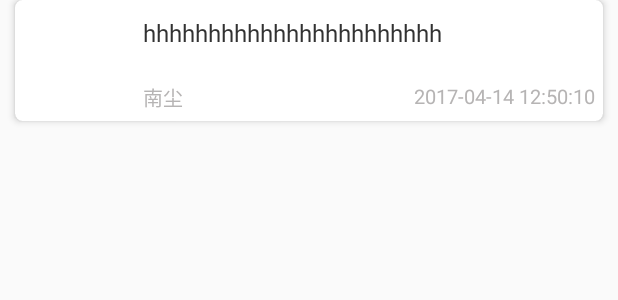
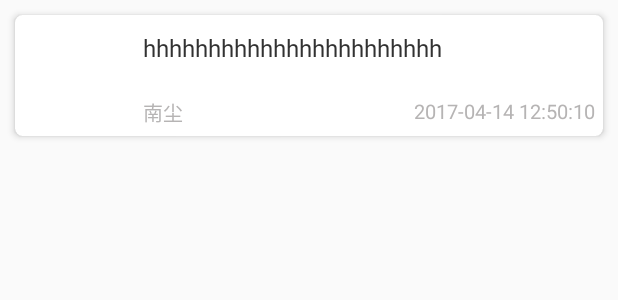
Before and after one commit to gmgw0909/MyApplication, an Android app: the layout item_category.xml on its own in the app's theme, with its tools: preview values and no code run, on a phone screen of 412 x 824 dp. Shown: the top 300 px of the screen. Run offline under Robolectric (Android 15) with nearby library versions, the phone set to English and light mode, and no system bars.

Commit message:
完善福利页面

```diff
--- a/app/src/main/java/com/example/lena/myapplication/widget/RecyclerViewDivider.java
+++ b/app/src/main/java/com/example/lena/myapplication/widget/RecyclerViewDivider.java
@@ -16,7 +16,7 @@ import com.example.lena.myapplication.R;
 
 public class RecyclerViewDivider extends RecyclerView.ItemDecoration {
     private Drawable mDivider;
-    private int mDividerHeight = 20;//分割线高度，默认为px
+    private int mDividerHeight = 0;//分割线高度，默认为px
     private int mOrientation;//列表的方向：LinearLayoutManager.VERTICAL或LinearLayoutManager.HORIZONTAL
 //    private static final int[] ATTRS = new int[]{android.R.attr.listDivider};
 
--- a/app/src/main/res/layout/fragment_photos_list.xml
+++ b/app/src/main/res/layout/fragment_photos_list.xml
@@ -8,8 +8,7 @@
     <com.example.lena.myapplication.widget.RecyclerViewWithFooter.RecyclerViewWithFooter
         android:id="@+id/recyclerView"
         android:layout_width="match_parent"
-        android:layout_height="match_parent"
-        android:paddingTop="10dp" />
+        android:layout_height="match_parent" />
 
 
 </android.support.v4.widget.SwipeRefreshLayout>
--- a/app/src/main/res/layout/item_category.xml
+++ b/app/src/main/res/layout/item_category.xml
@@ -6,6 +6,7 @@
     android:layout_height="wrap_content"
     android:layout_marginLeft="10dp"
     android:layout_marginRight="10dp"
+    android:layout_marginTop="10dp"
     android:background="?attr/selectableItemBackground"
     android:orientation="vertical"
     android:padding="5dp"
```
